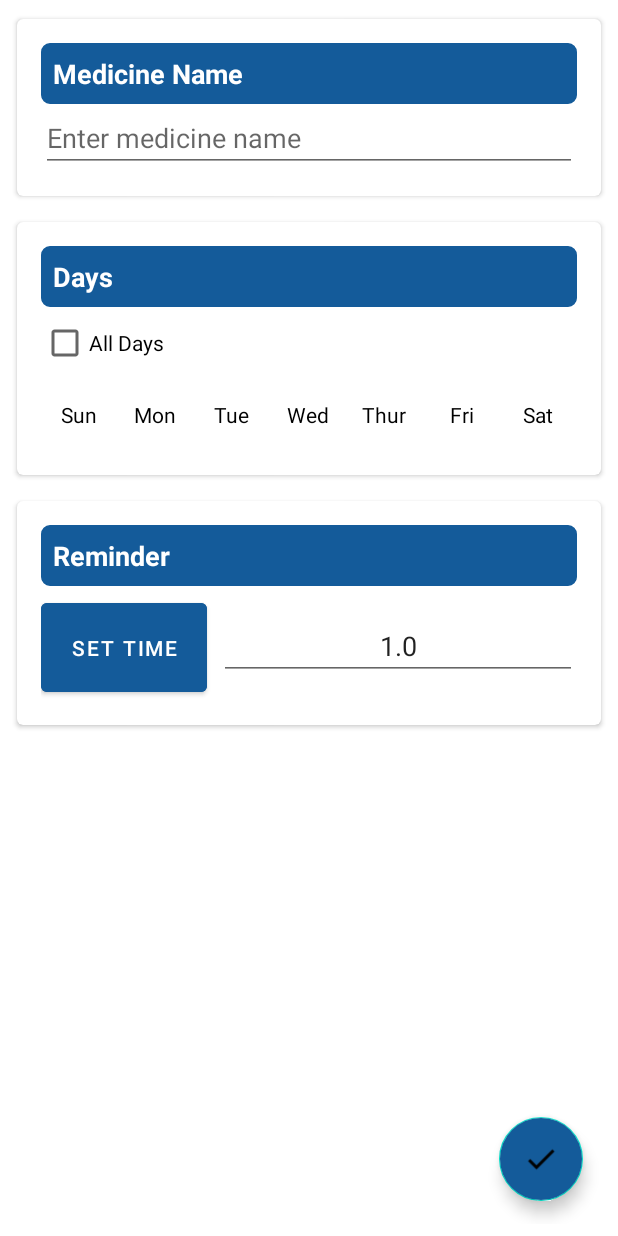
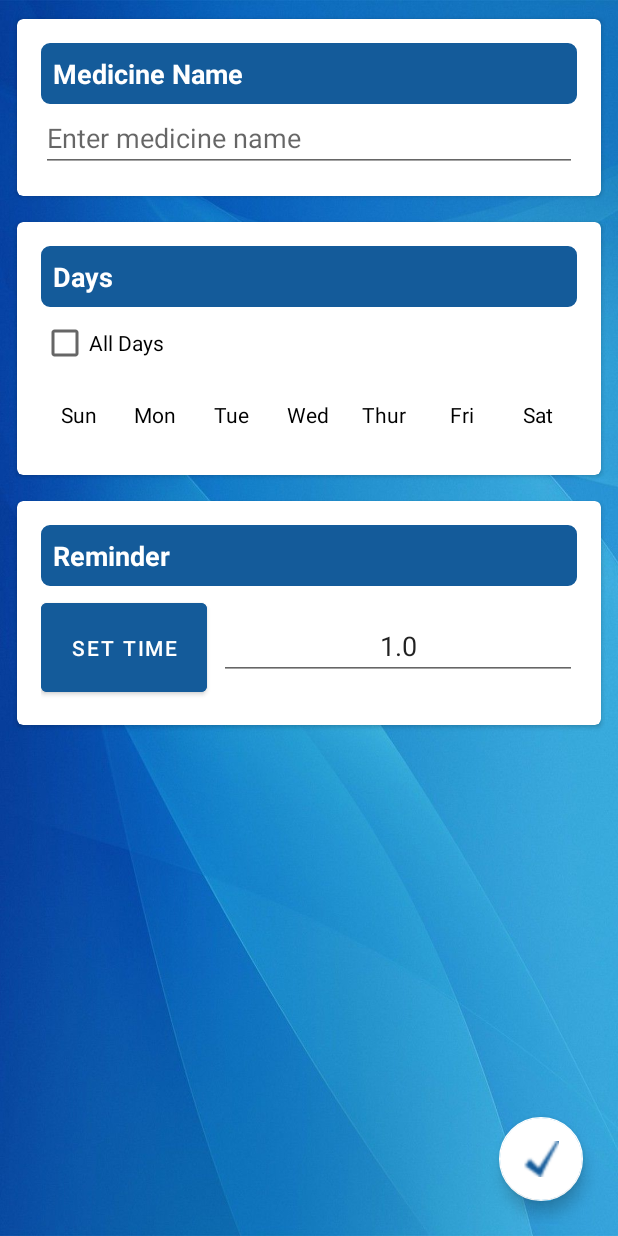
Before and after one commit to abhijith21059/MobileComputingProject, an Android app: the MedicineFragment screen opened directly, with no data from a screen before it, after a tap on an icon or button, on a phone screen of 412 x 824 dp. Run offline under Robolectric (Android 15) with nearby library versions, the phone set to English and light mode, and no system bars; our stand-ins replace Firebase (no records; nobody signed in at launch, a user with empty details on screens opened directly); Roboto replaces fonts that are not available here.

Commit message:
few changes in med reminder UI

```diff
--- a/app/src/main/java/com/example/mc_project/AddMedFragment.java
+++ b/app/src/main/java/com/example/mc_project/AddMedFragment.java
@@ -7,6 +7,8 @@ import android.graphics.Color;
 import android.os.Bundle;
 
 import androidx.annotation.NonNull;
+import androidx.appcompat.app.AppCompatActivity;
+import androidx.appcompat.widget.Toolbar;
 import androidx.fragment.app.Fragment;
 import androidx.fragment.app.FragmentActivity;
 
@@ -106,6 +108,10 @@ public class AddMedFragment extends Fragment implements View.OnClickListener {
 //        return inflater.inflate(R.layout.fragment_add_med, container, false);
 
         view= inflater.inflate(R.layout.fragment_add_med, container, false);
+
+//        Toolbar myToolbar1 = (Toolbar)view.findViewById(R.id.med_entry_toolbar);
+//        ((AppCompatActivity)getActivity()).setSupportActionBar(myToolbar1);
+
         editMedName = (EditText)view.findViewById(R.id.edit_med_name);
         allDayCheckBox = (CheckBox)view.findViewById(R.id.all_day);
         sunCheckBox = (CheckBox)view.findViewById(R.id.dv_sunday);
--- /dev/null
+++ b/app/src/main/res/drawable/ic_baseline_add_24.xml
@@ -0,0 +1,5 @@
+<vector android:height="36dp" android:tint="#FFFFFF"
+    android:viewportHeight="24" android:viewportWidth="24"
+    android:width="36dp" xmlns:android="http://schemas.android.com/apk/res/android">
+    <path android:fillColor="@android:color/white" android:pathData="M19,13h-6v6h-2v-6H5v-2h6V5h2v6h6v2z"/>
+</vector>
--- a/app/src/main/res/layout/fragment_add_med.xml
+++ b/app/src/main/res/layout/fragment_add_med.xml
@@ -6,13 +6,16 @@
     android:fillViewport="true"
     android:id="@+id/fragment_container_addmed"
     xmlns:tools="http://schemas.android.com/tools"
+    android:background="@drawable/med_reminder_bg"
     android:orientation="vertical">
+
 
     <androidx.constraintlayout.widget.ConstraintLayout
         android:layout_width="match_parent"
         android:layout_height="wrap_content"
         android:layout_margin="8dp"
         android:orientation="vertical">
+
 
 <!--        medicine name-->
         <androidx.cardview.widget.CardView
@@ -241,9 +244,9 @@
             android:layout_height="wrap_content"
             android:layout_gravity="bottom|end"
             android:layout_margin="15dp"
-            android:backgroundTint="#145B9A"
-
-            android:src="@drawable/ic_done"
+            app:backgroundTint="#FFFFFF"
+            android:src="@drawable/tick_1"
+            app:tint="#145B9A"
             app:fabSize="normal"
             app:layout_constraintBottom_toBottomOf="parent"
             app:layout_constraintRight_toRightOf="parent" />
```
Also changed, not shown: app/src/main/java/com/example/mc_project/MedicineFragment.java (+9 -0 lines), app/src/main/res/layout/fragment_medicine.xml (+12 -7 lines), app/src/main/res/layout/fragment_single_medicine.xml (+12 -3 lines), app/src/main/res/drawable/add.png (added), app/src/main/res/drawable/med_reminder_bg.png (added), app/src/main/res/drawable/tick.png (added), app/src/main/res/drawable/tick_1.png (added).
